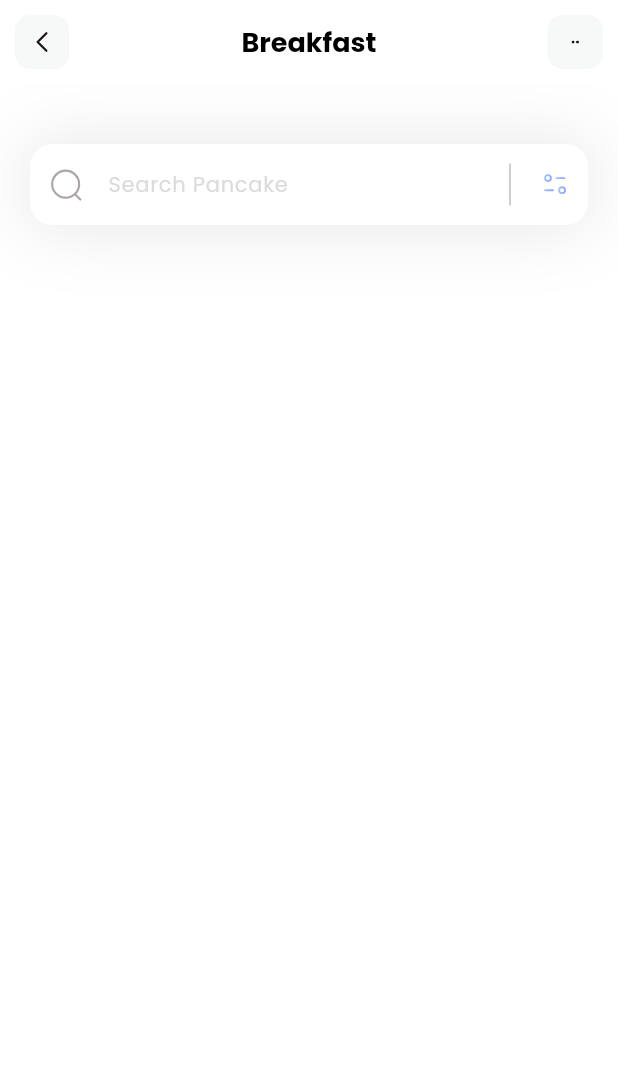
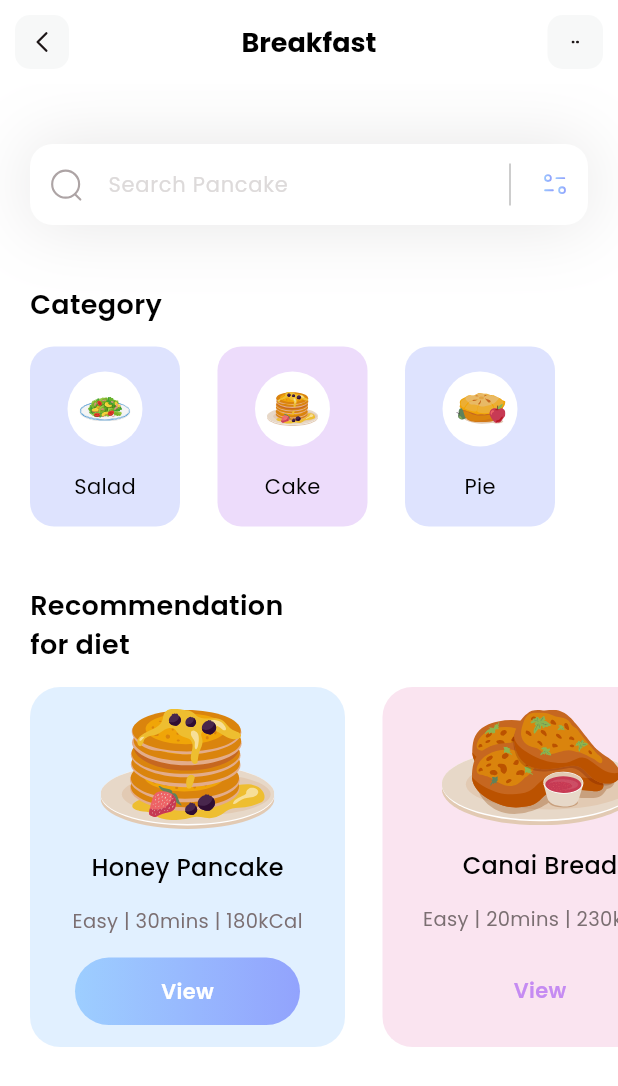
Before and after one commit to manjindersarkaria/flutter-fitness, a Flutter app: the screen it shows after launch, on a phone screen of 412 x 824 dp. Shown: the top 1086 px of the screen. Run offline on Flutter 3.47's test engine with Material 3 defaults, Android fonts, the phone set to English and light mode, and no system bars; our stand-ins replace flutter_svg.

Commit message:
Progress with the diet and categories interface

```diff
--- /dev/null
+++ b/lib/models/category_model.dart
@@ -0,0 +1,26 @@
+import 'package:flutter/material.dart';
+
+class CategoryModel {
+  String name;
+  String iconPath;
+  Color boxColor;
+
+  CategoryModel(
+      {required this.name, required this.iconPath, required this.boxColor});
+  static List<CategoryModel> getCategories() {
+    List<CategoryModel> categories = [];
+    categories.add(CategoryModel(
+        name: 'Salad',
+        iconPath: 'assets/icons/plate.svg',
+        boxColor: Color(0xff92A3FD)));
+    categories.add(CategoryModel(
+        name: 'Cake',
+        iconPath: 'assets/icons/pancakes.svg',
+        boxColor: Color(0xffC58BF2)));
+    categories.add(CategoryModel(
+        name: 'Pie',
+        iconPath: 'assets/icons/pie.svg',
+        boxColor: Color(0xff92A3FD)));
+    return categories;
+  }
+}
--- /dev/null
+++ b/lib/models/diet_model.dart
@@ -0,0 +1,44 @@
+import 'package:flutter/material.dart';
+
+class DietModel {
+  String name;
+  String iconPath;
+  String level;
+  String duration;
+  String calorie;
+  Color boxColor;
+  bool viewIsSelected;
+
+  DietModel(
+      {required this.name,
+      required this.iconPath,
+      required this.level,
+      required this.duration,
+      required this.calorie,
+      required this.boxColor,
+      required this.viewIsSelected});
+
+  static List<DietModel> getDiets() {
+    List<DietModel> diets = [];
+
+    diets.add(DietModel(
+        name: 'Honey Pancake',
+        iconPath: 'assets/icons/honey-pancakes.svg',
+        level: 'Easy',
+        duration: '30mins',
+        calorie: '180kCal',
+        viewIsSelected: true,
+        boxColor: Color(0xff9DCEFF)));
+
+    diets.add(DietModel(
+        name: 'Canai Bread',
+        iconPath: 'assets/icons/canai-bread.svg',
+        level: 'Easy',
+        duration: '20mins',
+        calorie: '230kCal',
+        viewIsSelected: false,
+        boxColor: Color(0xffEEA4CE)));
+
+    return diets;
+  }
+}
--- a/lib/pages/home.dart
+++ b/lib/pages/home.dart
@@ -1,17 +1,190 @@
+import 'package:fitness/models/category_model.dart';
+import 'package:fitness/models/diet_model.dart';
 import 'package:flutter/material.dart';
 import 'package:flutter_svg/flutter_svg.dart';
 
-class HomePage extends StatelessWidget {
+class HomePage extends StatefulWidget {
   const HomePage({super.key});
 
   @override
+  State<HomePage> createState() => _HomePageState();
+}
+
+class _HomePageState extends State<HomePage> {
+  List<CategoryModel> categories = [];
+  List<DietModel> diets = [];
+  void _getInitialInfo() {
+    categories = CategoryModel.getCategories();
+    diets = DietModel.getDiets();
+  }
+
+  @override
   Widget build(BuildContext context) {
+    _getInitialInfo();
     return Scaffold(
       appBar: appBar(),
       backgroundColor: Colors.white,
       body: Column(
+        crossAxisAlignment: CrossAxisAlignment.start,
+        children: [
+          _searchField(),
+          SizedBox(
+            height: 40,
+          ),
+          _categoriesSection(),
+          SizedBox(
+            height: 40,
+          ),
+          Column(
+            crossAxisAlignment: CrossAxisAlignment.start,
+            children: [
+              Padding(
+                padding: const EdgeInsets.only(left: 20),
+                child: Text('Recommendation\nfor diet',
+                    style: TextStyle(
+                        color: Colors.black,
+                        fontSize: 18,
+                        fontWeight: FontWeight.w600)),
+              ),
+              SizedBox(
+                height: 15,
+              ),
+              _dietSection()
+            ],
+          )
+        ],
+      ),
+    );
+  }
+
+  Container _dietSection() {
+    return Container(
+      height: 240,
+      child: ListView.separated(
+        itemBuilder: (context, index) => Container(
+          width: 210,
+          decoration: BoxDecoration(
+              color: diets[index].boxColor.withAlpha((0.3 * 255).round()),
+              borderRadius: BorderRadius.circular(20)),
+          child: Column(
+            mainAxisAlignment: MainAxisAlignment.spaceEvenly,
+            children: [
+              SvgPicture.asset(diets[index].iconPath),
+              Text(diets[index].name,
+                  style: TextStyle(
+                      fontWeight: FontWeight.w500,
+                      color: Colors.black,
+                      fontSize: 16)),
+              Text(
+                diets[index].level +
+                    ' | ' +
+                    diets[index].duration +
+                    ' | ' +
+                    diets[index].calorie,
+                style: TextStyle(
+                    color: Color(0xff7B6F72),
+                    fontSize: 13,
+                    fontWeight: FontWeight.w400),
+              ),
+              Container(
+                height: 45,
+                width: 150,
+                child: Center(
+                  child: Text(
+                    'View',
+                    style: TextStyle(
+                        color: diets[index].viewIsSelected
+                            ? Colors.white
+                            : Color(0xffc58bf2),
+                        fontWeight: FontWeight.w600,
+                        fontSize: 14),
+                  ),
+                ),
+                decoration: BoxDecoration(
+                    gradient: LinearGradient(colors: [
+                      diets[index].viewIsSelected
+                          ? Color(0xff9DCEFF)
+                          : Colors.transparent,
+                      diets[index].viewIsSelected
+                          ? Color(0xff92A3FD)
+                          : Colors.transparent
+                    ]),
+                    borderRadius: BorderRadius.circular(50)),
+              )
+            ],
+          ),
+        ),
+        separatorBuilder: (context, index) => SizedBox(
+          width: 25,
+        ),
+        itemCount: diets.length,
+        scrollDirection: Axis.horizontal,
+        padding: EdgeInsets.only(left: 20, right: 20),
+      ),
+    );
+  }
+
+  Column _categoriesSection() {
+    return Column(
+      crossAxisAlignment: CrossAxisAlignment.start,
+      children: [
+        Padding(
+          padding: const EdgeInsets.only(left: 20.0),
+          child: Text(
+            'Category',
+            style: TextStyle(
+                color: Colors.black, fontSize: 18, fontWeight: FontWeight.w600),
+          ),
+        ),
+        SizedBox(
+          height: 15,
+        ),
+        Container(
+          height: 120,
+          child: ListView.separated(
+              itemCount: categories.length,
+              scrollDirection: Axis.horizontal,
+              padding: EdgeInsets.only(left: 20, right: 20),
+              separatorBuilder: (context, index) => SizedBox(
+                    width: 25,
+                  ),
+              itemBuilder: (context, index) {
+                return Container(
+                  width: 100,
+                  decoration: BoxDecoration(
+                      color: categories[index]
+                          .boxColor
+                          .withAlpha((0.3 * 255).round()),
+                      borderRadius: BorderRadius.circular(16)),
+                  child: Column(
+                    mainAxisAlignment: MainAxisAlignment.spaceEvenly,
                     children: [
                       Container(
+                        width: 50,
+                        height: 50,
+                        decoration: BoxDecoration(
+                            color: Colors.white, shape: BoxShape.circle),
+                        child: Padding(
+                          padding: const EdgeInsets.all(8.0),
+                          child: SvgPicture.asset(categories[index].iconPath),
+                        ),
+                      ),
+                      Text(categories[index].name,
+                          style: TextStyle(
+                              fontWeight: FontWeight.w400,
+                              color: Colors.black,
+                              fontSize: 14))
+                    ],
+                  ),
+                );
+              }),
+        )
+      ],
+    );
+  }
+
+  Container _searchField() {
+    return Container(
       margin: EdgeInsets.only(top: 40, left: 20, right: 20),
       decoration: BoxDecoration(boxShadow: [
         BoxShadow(
@@ -53,9 +226,6 @@
             border: OutlineInputBorder(
                 borderRadius: BorderRadius.circular(15),
                 borderSide: BorderSide.none)),
-            ),
-          )
-        ],
       ),
     );
   }
```
Lines whose indentation alone changed are shown as unchanged.
